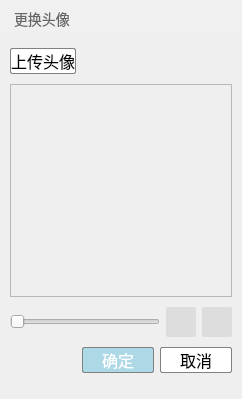
KaiMingPrince/QtProject, file ChangeHeader/UI/Form/ChangeHeaderWnd.ui: the form before one commit.
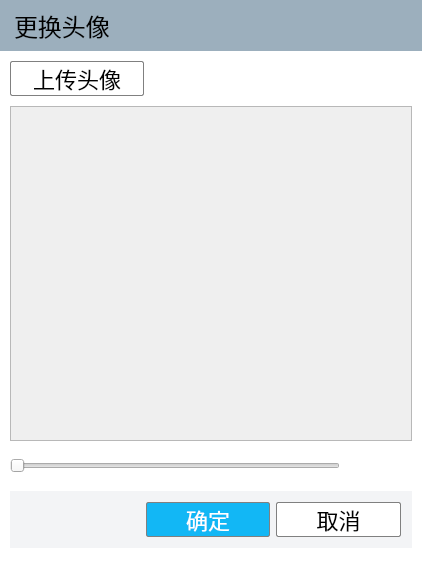
The form after the commit. Icons and pictures are not drawn. Custom widgets are drawn as their Qt base class.

Commit message: MOD:ChangeHeader项目调整代码逻辑，重构了UI布局

The edit to the form file:
```diff
--- a/ChangeHeader/UI/Form/ChangeHeaderWnd.ui
+++ b/ChangeHeader/UI/Form/ChangeHeaderWnd.ui
@@ -6,8 +6,8 @@
    <rect>
     <x>0</x>
     <y>0</y>
-    <width>242</width>
-    <height>399</height>
+    <width>422</width>
+    <height>586</height>
    </rect>
   </property>
   <property name="windowTitle">
@@ -16,26 +16,26 @@
   <property name="styleSheet">
    <string notr="true">QWidget
 {
-	font-size:14px;
+	font-size:24px;
 }
-QWidget#UploadHeaderWnd
+QWidget#ChangeHeaderWnd
 {
-	background:#dddddd;
+	background:white;
 }
 QWidget#widget_title
 {
-	background:#f0f0f0;
+	background:rgb(156,175,189);
 }
-QLabel#label_title
+QWidget#widget_status
 {
-	color:#666666;
+	background:rgb(243,244,246);
 }
 QPushButton
 {
 	border:1px solid gray;
 	border-radius:2px;
 	background:white;
-	font-size:16px;
+	font-size:22px;
 }
 QPushButton#pushButton_close
 {
@@ -45,7 +45,6 @@
 QPushButton#pushButton_anti
 {
 	border:none;
-	background:#dddddd;
 	background-image:url(:/QRC/UI/Image/rotate_anti_normal.png);
 }
 QPushButton#pushButton_anti:hover
@@ -55,7 +54,6 @@
 QPushButton#pushButton_clock
 {
 	border:none;
-	background:#dddddd;
 	background-image:url(:/QRC/UI/Image/rotate_clock_normal.png);
 }
 QPushButton#pushButton_clock:hover
@@ -65,7 +63,7 @@
 QPushButton#pushButton_ok
 {
 	color:white;
-	background:lightblue;
+	background:rgb(18,183,245);
 }</string>
   </property>
   <layout class="QVBoxLayout" name="verticalLayout_2" stretch="0,1,0">
@@ -172,9 +170,15 @@
       <number>0</number>
      </property>
      <item>
-      <layout class="QHBoxLayout" name="horizontalLayout_2">
+      <layout class="QHBoxLayout" name="horizontalLayout_2" stretch="1,2">
        <item>
         <widget class="QPushButton" name="pushButton_upload">
+         <property name="sizePolicy">
+          <sizepolicy hsizetype="Expanding" vsizetype="Fixed">
+           <horstretch>0</horstretch>
+           <verstretch>0</verstretch>
+          </sizepolicy>
+         </property>
          <property name="text">
           <string>上传头像</string>
          </property>
@@ -211,8 +215,8 @@
          <rect>
           <x>0</x>
           <y>0</y>
-          <width>220</width>
-          <height>218</height>
+          <width>400</width>
+          <height>358</height>
          </rect>
         </property>
         <layout class="QVBoxLayout" name="verticalLayout">
@@ -307,6 +311,7 @@
       </layout>
      </item>
      <item>
+      <widget class="QWidget" name="widget_status" native="true">
       <layout class="QHBoxLayout" name="horizontalLayout_4">
        <item>
         <spacer name="horizontalSpacer_3">
@@ -348,6 +353,7 @@
         </widget>
        </item>
       </layout>
+      </widget>
      </item>
     </layout>
    </item>
```
Lines whose indentation alone changed are shown as unchanged. The commit also changes 5 other files.
